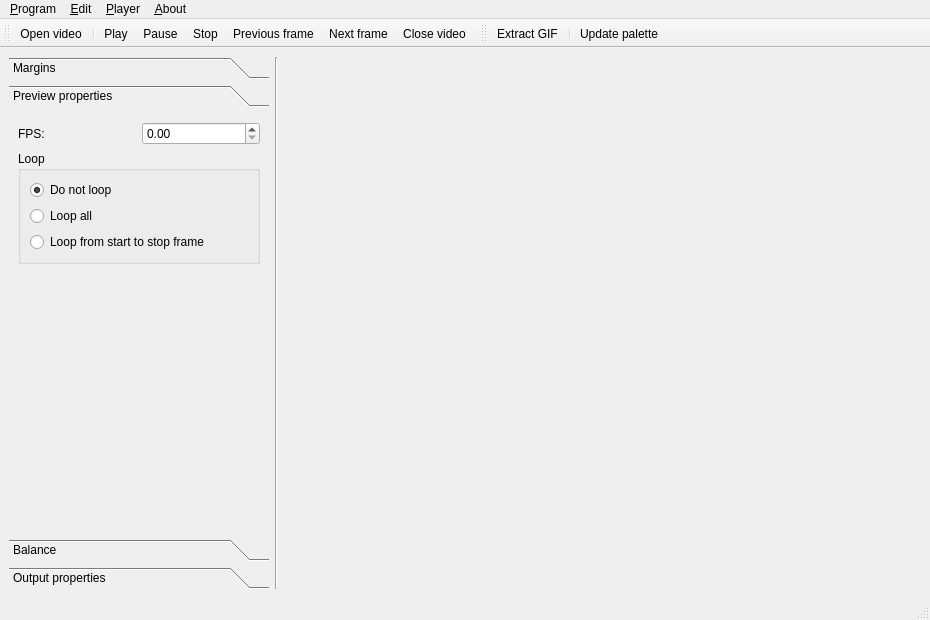
The window that ui/mainwindow.ui (Apkawa/QGifer) describes before a commit, drawn with Qt 5.
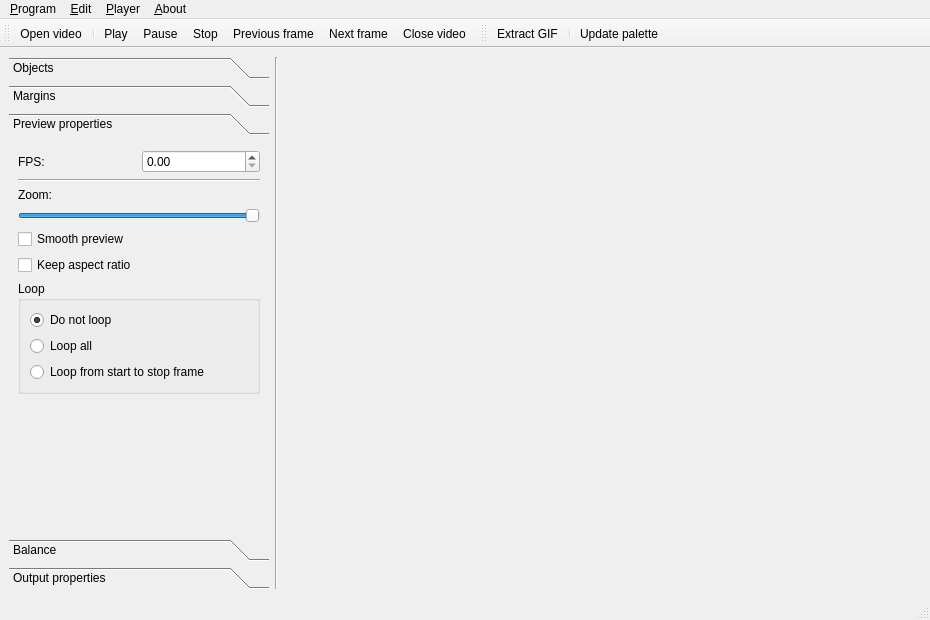
The same window after the commit. The open tabs and pages were chosen to show the change. Icons and pictures are not drawn. Custom widgets are drawn as their Qt base class.

Commit message: added zoom and preview options

The edit to the form file:
```diff
--- a/ui/mainwindow.ui
+++ b/ui/mainwindow.ui
@@ -54,6 +54,11 @@
       <property name="currentIndex">
        <number>3</number>
       </property>
+      <widget class="QWidget" name="page_4">
+       <attribute name="label">
+        <string>Objects</string>
+       </attribute>
+      </widget>
       <widget class="QWidget" name="page">
        <property name="geometry">
         <rect>
@@ -184,13 +189,36 @@
          <x>0</x>
          <y>0</y>
          <width>250</width>
-         <height>419</height>
+         <height>393</height>
         </rect>
        </property>
        <attribute name="label">
         <string>Preview properties</string>
        </attribute>
        <layout class="QGridLayout" name="gridLayout_5">
+        <item row="1" column="0" colspan="2">
+         <widget class="Line" name="line_4">
+          <property name="orientation">
+           <enum>Qt::Horizontal</enum>
+          </property>
+         </widget>
+        </item>
+        <item row="3" column="0" colspan="2">
+         <widget class="QSlider" name="zoomSlider">
+          <property name="minimum">
+           <number>10</number>
+          </property>
+          <property name="maximum">
+           <number>100</number>
+          </property>
+          <property name="value">
+           <number>100</number>
+          </property>
+          <property name="orientation">
+           <enum>Qt::Horizontal</enum>
+          </property>
+         </widget>
+        </item>
         <item row="0" column="0">
          <widget class="QLabel" name="label_6">
           <property name="text">
@@ -198,7 +226,7 @@
           </property>
          </widget>
         </item>
-        <item row="2" column="0">
+        <item row="7" column="0">
          <spacer name="verticalSpacer">
           <property name="orientation">
            <enum>Qt::Vertical</enum>
@@ -211,10 +239,17 @@
           </property>
          </spacer>
         </item>
+        <item row="2" column="0">
+         <widget class="QLabel" name="zoomLabel">
+          <property name="text">
+           <string>Zoom:</string>
+          </property>
+         </widget>
+        </item>
         <item row="0" column="1">
          <widget class="QDoubleSpinBox" name="fpsBox"/>
         </item>
-        <item row="1" column="0" colspan="2">
+        <item row="6" column="0" colspan="2">
          <widget class="QGroupBox" name="groupBox_2">
           <property name="title">
            <string>Loop</string>
@@ -247,6 +282,20 @@
           </layout>
          </widget>
         </item>
+        <item row="5" column="0" colspan="2">
+         <widget class="QCheckBox" name="ratioBox">
+          <property name="text">
+           <string>Keep aspect ratio</string>
+          </property>
+         </widget>
+        </item>
+        <item row="4" column="0" colspan="2">
+         <widget class="QCheckBox" name="smoothBox">
+          <property name="text">
+           <string>Smooth preview</string>
+          </property>
+         </widget>
+        </item>
        </layout>
       </widget>
       <widget class="QWidget" name="page_3">
```
Left out of the diff: 16 changed lines with no effect on the pictures. The commit also changes 6 other files.
